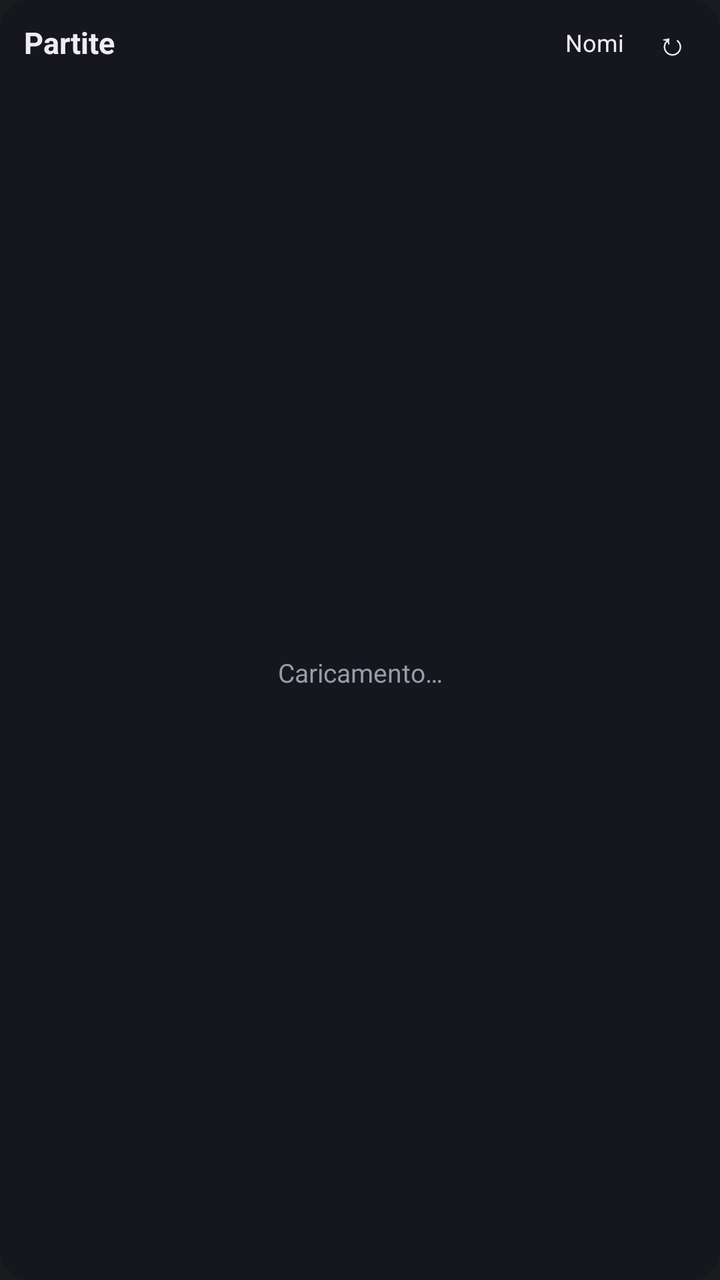
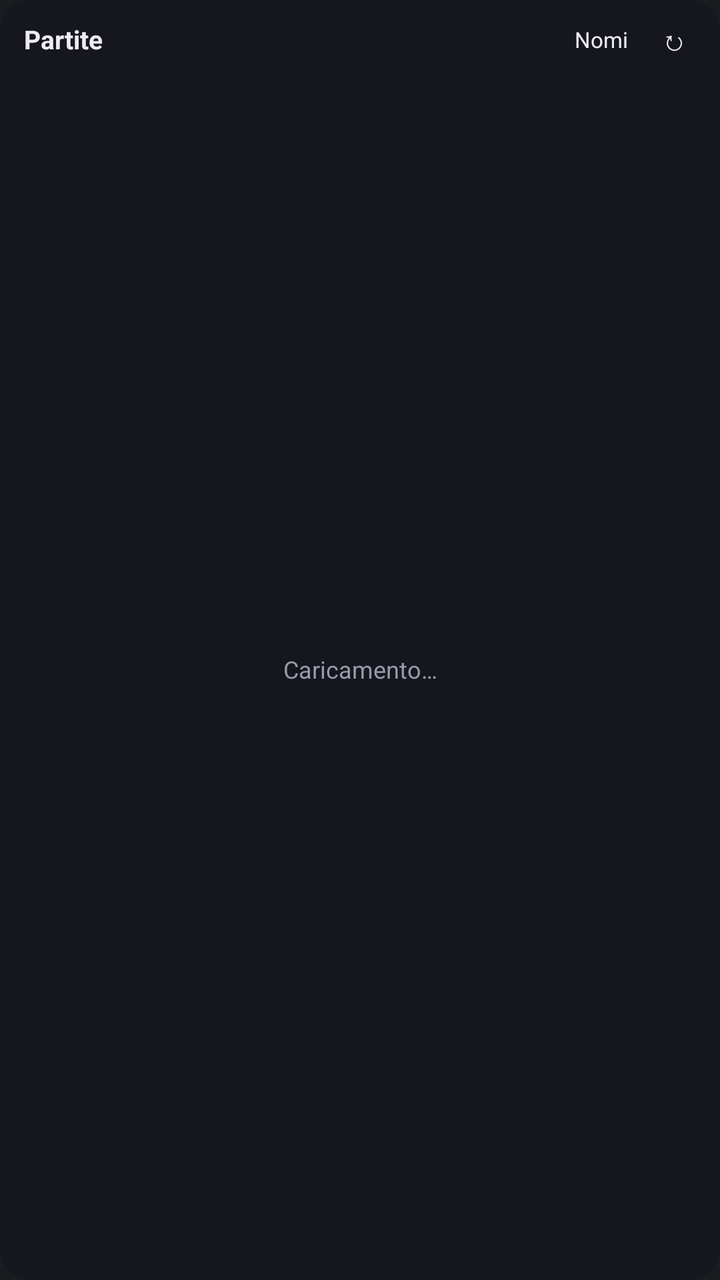

Screens rendered from an Android XML layout before and after an edit, with the pre-edit source and the edit as a unified diff.
<!-- AndroidManifest.xml: application theme android:Theme.DeviceDefault -->
<!-- res/layout/widget.xml -->
<?xml version="1.0" encoding="utf-8"?>
<LinearLayout xmlns:android="http://schemas.android.com/apk/res/android"
    android:layout_width="match_parent"
    android:layout_height="match_parent"
    android:background="@drawable/widget_bg"
    android:orientation="vertical"
    android:padding="8dp">

    <LinearLayout
        android:layout_width="match_parent"
        android:layout_height="wrap_content"
        android:gravity="center_vertical"
        android:orientation="horizontal"
        android:paddingStart="4dp"
        android:paddingEnd="4dp"
        android:paddingBottom="6dp">

        <TextView
            android:id="@+id/title"
            android:layout_width="0dp"
            android:layout_height="wrap_content"
            android:layout_weight="1"
            android:ellipsize="end"
            android:maxLines="1"
            android:text="Partite"
            android:textColor="@color/fg"
            android:textSize="15sp"
            android:textStyle="bold" />

        <TextView
            android:id="@+id/updated"
            android:layout_width="wrap_content"
            android:layout_height="wrap_content"
            android:paddingEnd="10dp"
            android:textColor="@color/muted"
            android:textSize="11sp" />

        <TextView
            android:id="@+id/toggle_men"
            android:layout_width="wrap_content"
            android:layout_height="wrap_content"
            android:paddingStart="8dp"
            android:paddingTop="4dp"
            android:paddingEnd="8dp"
            android:paddingBottom="4dp"
            android:text="Nomi"
            android:textColor="@color/fg"
            android:textSize="12sp" />

        <TextView
            android:id="@+id/refresh"
            android:layout_width="wrap_content"
            android:layout_height="wrap_content"
            android:paddingStart="8dp"
            android:paddingTop="2dp"
            android:paddingEnd="4dp"
            android:paddingBottom="2dp"
            android:text="@string/refresh_glyph"
            android:textColor="@color/fg"
            android:textSize="16sp" />
    </LinearLayout>

    <FrameLayout
        android:layout_width="match_parent"
        android:layout_height="0dp"
        android:layout_weight="1">

        <ListView
            android:id="@+id/list"
            android:layout_width="match_parent"
            android:layout_height="match_parent"
            android:divider="@android:color/transparent"
            android:dividerHeight="6dp" />

        <TextView
            android:id="@+id/empty"
            android:layout_width="match_parent"
            android:layout_height="match_parent"
            android:gravity="center"
            android:padding="12dp"
            android:text="@string/loading"
            android:textColor="@color/muted"
            android:textSize="13sp" />
    </FrameLayout>
</LinearLayout>
<!-- resources referenced by this layout -->
<resources>
  <color name="fg">#FFECECF2</color>
  <color name="muted">#FF9A9AA8</color>
  <!-- drawable widget_bg (drawable) -->
  <?xml version="1.0" encoding="utf-8"?>
  <shape xmlns:android="http://schemas.android.com/apk/res/android" android:shape="rectangle">
      <solid android:color="@color/bg" />
      <corners android:radius="16dp" />
  </shape>
  <string name="loading">Caricamento…</string>
  <string name="refresh_glyph">↻</string>
  <color name="bg">#E617171F</color>
</resources>

<!-- the commit's change to res/layout/widget.xml (unified diff, before → after) -->
@@ -24,7 +24,7 @@
             android:maxLines="1"
             android:text="Partite"
             android:textColor="@color/fg"
-            android:textSize="15sp"
+            android:textSize="13sp"
             android:textStyle="bold" />
 
         <TextView
@@ -33,7 +33,7 @@
             android:layout_height="wrap_content"
             android:paddingEnd="10dp"
             android:textColor="@color/muted"
-            android:textSize="11sp" />
+            android:textSize="10sp" />
 
         <TextView
             android:id="@+id/toggle_men"
@@ -45,7 +45,7 @@
             android:paddingBottom="4dp"
             android:text="Nomi"
             android:textColor="@color/fg"
-            android:textSize="12sp" />
+            android:textSize="11sp" />
 
         <TextView
             android:id="@+id/refresh"
@@ -57,7 +57,7 @@
             android:paddingBottom="2dp"
             android:text="@string/refresh_glyph"
             android:textColor="@color/fg"
-            android:textSize="16sp" />
+            android:textSize="14sp" />
     </LinearLayout>
 
     <FrameLayout
@@ -70,7 +70,7 @@
             android:layout_width="match_parent"
             android:layout_height="match_parent"
             android:divider="@android:color/transparent"
-            android:dividerHeight="6dp" />
+            android:dividerHeight="4dp" />
 
         <TextView
             android:id="@+id/empty"
@@ -80,6 +80,6 @@
             android:padding="12dp"
             android:text="@string/loading"
             android:textColor="@color/muted"
-            android:textSize="13sp" />
+            android:textSize="12sp" />
     </FrameLayout>
 </LinearLayout>
